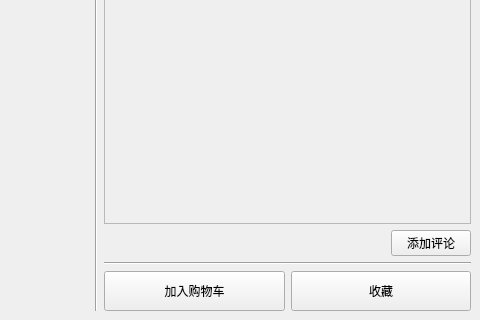
Qt form GoodsDetailWindow.ui (tsukishima1321/shopping) before a commit; both pictures show x 320 to 800 and y 280 to 600 of the 800 by 600 pixel window.
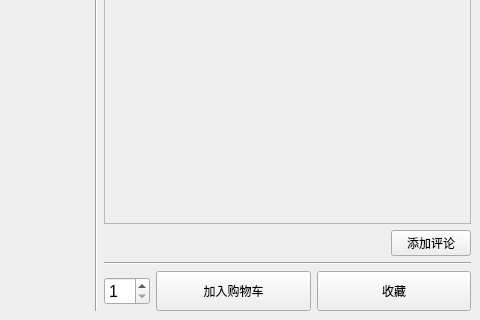
The same form after that commit.

What changed in the file:
```diff
--- a/GoodsDetailWindow.ui
+++ b/GoodsDetailWindow.ui
@@ -244,6 +244,30 @@
         </item>
         <item>
          <layout class="QHBoxLayout" name="horizontalLayout_3">
+          <item>
+           <widget class="QSpinBox" name="spinBox">
+            <property name="sizePolicy">
+             <sizepolicy hsizetype="Fixed" vsizetype="Fixed">
+              <horstretch>0</horstretch>
+              <verstretch>0</verstretch>
+             </sizepolicy>
+            </property>
+            <property name="minimumSize">
+             <size>
+              <width>40</width>
+              <height>0</height>
+             </size>
+            </property>
+            <property name="font">
+             <font>
+              <pointsize>12</pointsize>
+             </font>
+            </property>
+            <property name="minimum">
+             <number>1</number>
+            </property>
+           </widget>
+          </item>
           <item>
            <widget class="QPushButton" name="buttonCart">
             <property name="minimumSize">
```
